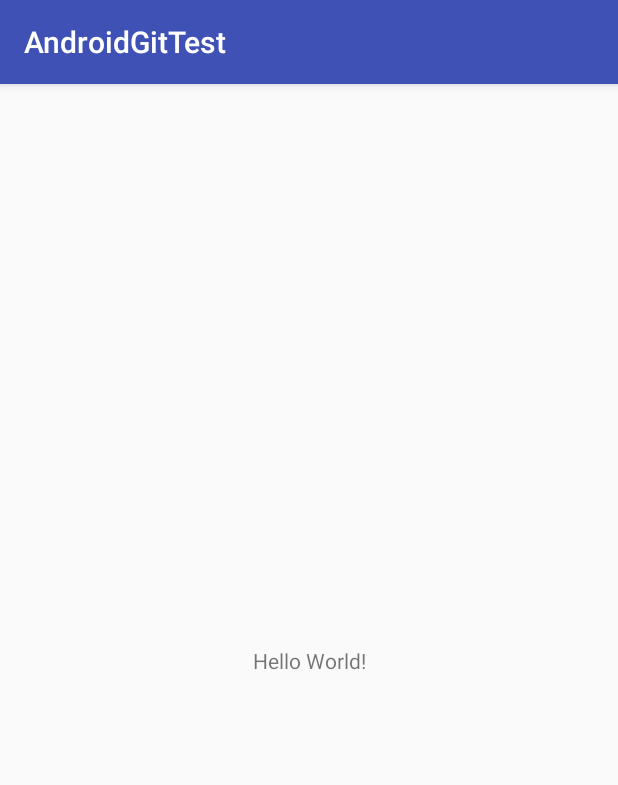
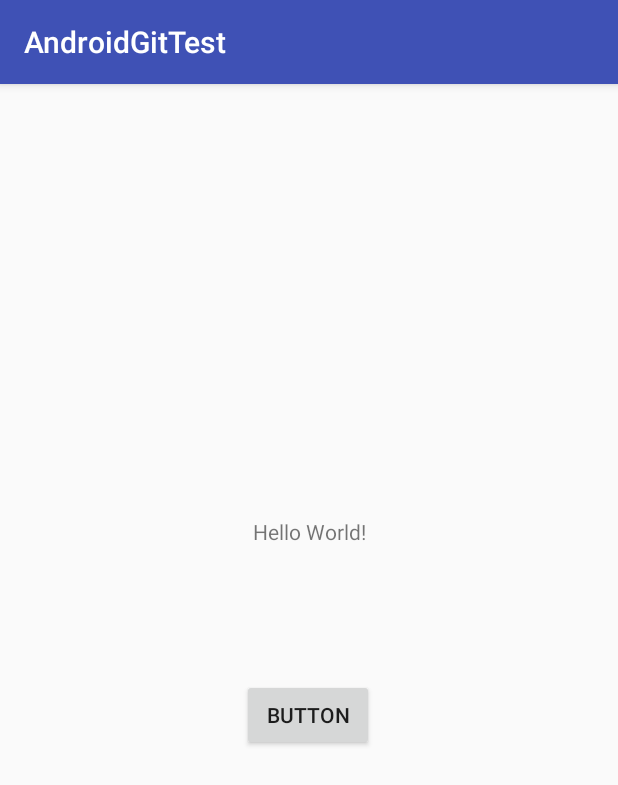
Before and after one commit to MattBoxes/AndroidGitTest1, an Android app: the screen it shows after launch (MainActivity), on a phone screen of 412 x 824 dp. Shown: the top 785 px of the screen. Run offline under Robolectric (Android 15) with nearby library versions, the phone set to English and light mode, and no system bars.

Commit message:
Added a button

```diff
--- a/app/src/main/res/layout/activity_main.xml
+++ b/app/src/main/res/layout/activity_main.xml
@@ -7,12 +7,28 @@
     tools:context=".MainActivity">
 
     <TextView
+        android:id="@+id/textView"
         android:layout_width="wrap_content"
         android:layout_height="wrap_content"
         android:text="Hello World!"
         app:layout_constraintBottom_toBottomOf="parent"
         app:layout_constraintLeft_toLeftOf="parent"
         app:layout_constraintRight_toRightOf="parent"
-        app:layout_constraintTop_toTopOf="parent" />
+        app:layout_constraintTop_toTopOf="parent"
+        app:layout_constraintVertical_bias="0.386" />
+
+    <Button
+        android:id="@+id/button"
+        android:layout_width="wrap_content"
+        android:layout_height="wrap_content"
+        android:layout_marginBottom="262dp"
+        android:layout_marginEnd="149dp"
+        android:layout_marginStart="147dp"
+        android:layout_marginTop="27dp"
+        android:text="Button"
+        app:layout_constraintBottom_toBottomOf="parent"
+        app:layout_constraintEnd_toEndOf="parent"
+        app:layout_constraintStart_toStartOf="parent"
+        app:layout_constraintTop_toBottomOf="@+id/textView" />
 
 </android.support.constraint.ConstraintLayout>
--- a/app/src/main/res/values/styles.xml
+++ b/app/src/main/res/values/styles.xml
@@ -1,7 +1,7 @@
 <resources>
 
     <!-- Base application theme. -->
-    <style name="AppTheme" parent="Theme.AppCompat.Light.DarkActionBar">
+    <style name="AppTheme" parent="Base.Theme.AppCompat.Light.DarkActionBar">
         <!-- Customize your theme here. -->
         <item name="colorPrimary">@color/colorPrimary</item>
         <item name="colorPrimaryDark">@color/colorPrimaryDark</item>
--- a/build.gradle
+++ b/build.gradle
@@ -7,7 +7,7 @@ buildscript {
         jcenter()
     }
     dependencies {
-        classpath 'com.android.tools.build:gradle:3.1.3'
+        classpath 'com.android.tools.build:gradle:3.1.4'
         classpath "org.jetbrains.kotlin:kotlin-gradle-plugin:$kotlin_version"
 
         // NOTE: Do not place your application dependencies here; they belong
```
